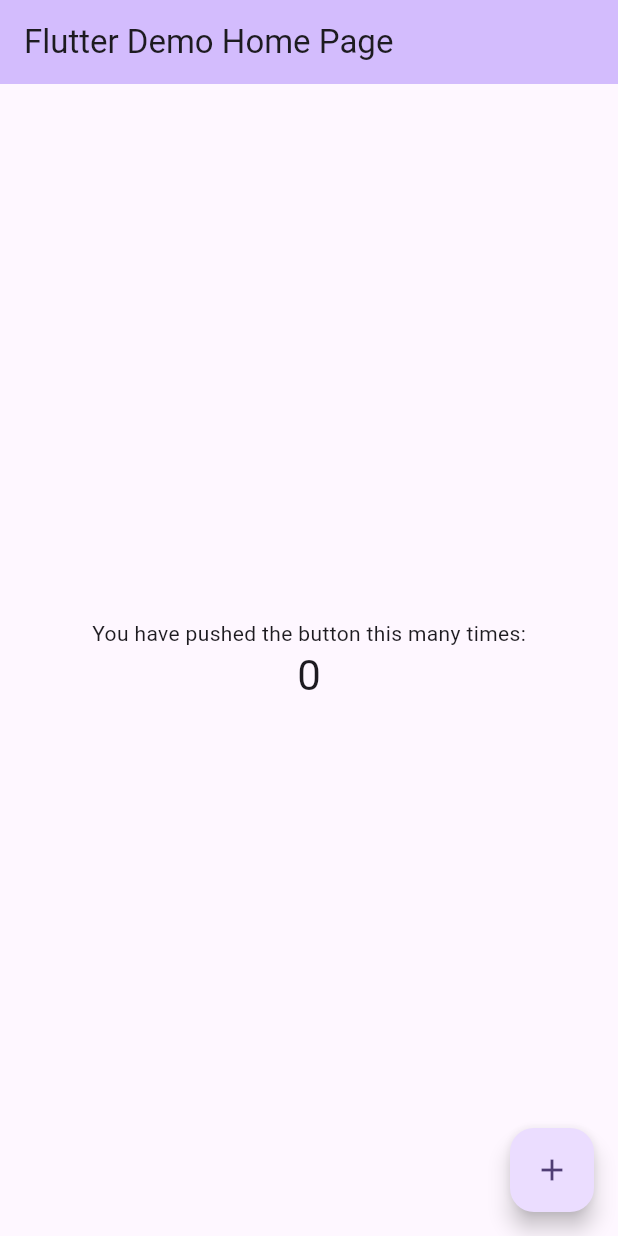
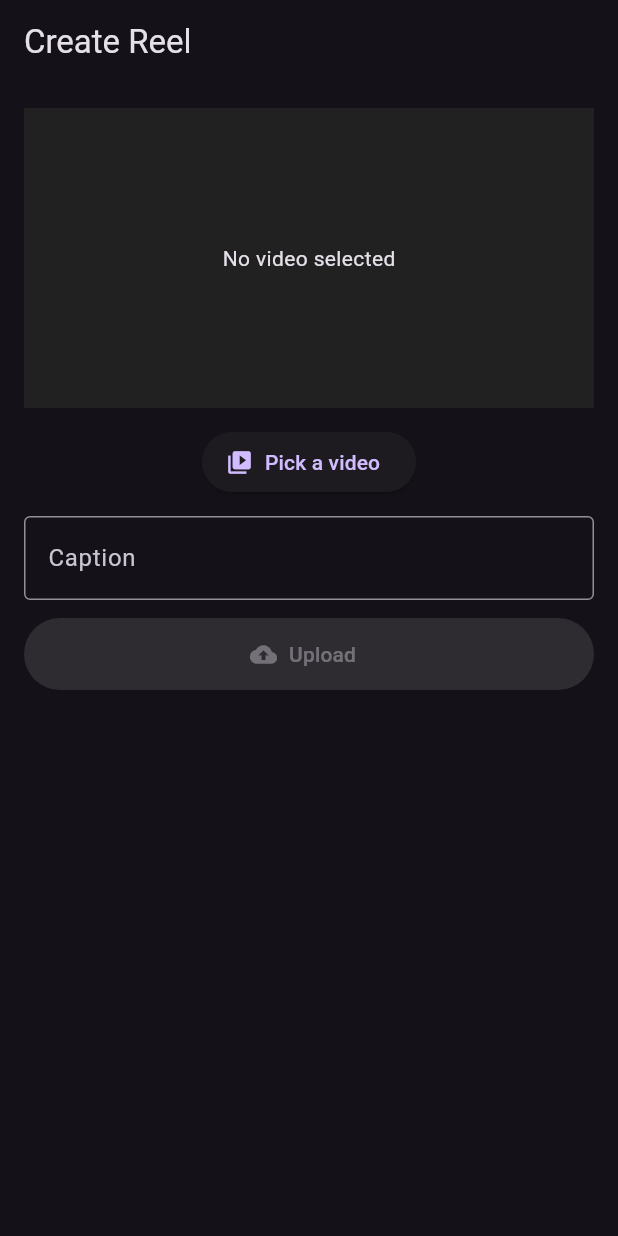
Before and after one commit to Mert9898/ai_reels, a Flutter app: the screen it shows after launch, on a phone screen of 412 x 824 dp. Run offline on Flutter 3.47's test engine with Material 3 defaults, Android fonts, the light colour scheme and no system bars; our stand-ins replace cloud_firestore, file_picker, firebase_core, firebase_storage, video_player; accounts and stored records are empty; generated files the repository leaves out were written again.

Commit message:
First Commit

```diff
--- /dev/null
+++ b/lib/create_reel_page.dart
@@ -0,0 +1,171 @@
+import 'dart:io' as io;
+import 'dart:typed_data';
+
+import 'package:cloud_firestore/cloud_firestore.dart';
+import 'package:file_picker/file_picker.dart';
+import 'package:firebase_storage/firebase_storage.dart';
+import 'package:flutter/foundation.dart';
+import 'package:flutter/material.dart';
+import 'package:uuid/uuid.dart';
+import 'package:video_player/video_player.dart';
+
+// Conditional import: real dart:html on web, stub everywhere else
+import 'src/html_stub.dart'
+if (dart.library.html) 'dart:html' as html;
+
+class CreateReelPage extends StatefulWidget {
+  const CreateReelPage({super.key});
+
+  @override
+  State<CreateReelPage> createState() => _CreateReelPageState();
+}
+
+class _CreateReelPageState extends State<CreateReelPage> {
+  final _captionController = TextEditingController();
+  final _uuid = const Uuid();
+
+  io.File?   _videoFile;           // mobile / desktop
+  Uint8List? _videoBytes;          // web
+  String?    _blobUrl;             // web
+  late VideoPlayerController _player;
+  bool _initialised = false;
+  bool _isUploading = false;
+
+  @override
+  void dispose() {
+    _captionController.dispose();
+    if (_initialised) {
+      if (kIsWeb && _blobUrl != null) html.Url.revokeObjectUrl(_blobUrl!);
+      _player.dispose();
+    }
+    super.dispose();
+  }
+
+  Future<void> _pickVideo() async {
+    final result = await FilePicker.platform.pickFiles(
+      type: FileType.video,
+      withData: kIsWeb,
+    );
+    if (result == null) return;
+
+    if (kIsWeb) {
+      _videoBytes = result.files.single.bytes!;
+      _blobUrl = html.Url.createObjectUrlFromBlob(
+        html.Blob([_videoBytes!], 'video/mp4'),
+      );
+      _player = VideoPlayerController.network(_blobUrl!)
+        ..initialize().then((_) {
+          setState(() => _initialised = true);
+          _player..setLooping(true)..play();
+        });
+    } else {
+      _videoFile = io.File(result.files.single.path!);
+      _player = VideoPlayerController.file(_videoFile!)
+        ..initialize().then((_) {
+          setState(() => _initialised = true);
+          _player..setLooping(true)..play();
+        });
+    }
+  }
+
+  Future<void> _upload() async {
+    if (_videoFile == null && _videoBytes == null) return;
+    setState(() => _isUploading = true);
+
+    final reelId = _uuid.v4();
+    final storageRef = FirebaseStorage.instance.ref('reels/$reelId.mp4');
+
+    try {
+      final task = kIsWeb
+          ? storageRef.putData(_videoBytes!)
+          : storageRef.putFile(_videoFile!);
+      await task.whenComplete(() {});
+      final url = await storageRef.getDownloadURL();
+
+      await FirebaseFirestore.instance.collection('reels').doc(reelId).set({
+        'id'       : reelId,
+        'caption'  : _captionController.text.trim(),
+        'videoUrl' : url,
+        'createdAt': FieldValue.serverTimestamp(),
+      });
+
+      if (!mounted) return;
+      ScaffoldMessenger.of(context)
+          .showSnackBar(const SnackBar(content: Text('Upload complete ✅')));
+
+      // reset UI
+      if (_initialised) {
+        if (kIsWeb && _blobUrl != null) html.Url.revokeObjectUrl(_blobUrl!);
+        _player.dispose();
+      }
+      _videoFile = null;
+      _videoBytes = null;
+      _blobUrl = null;
+      _initialised = false;
+      _captionController.clear();
+      setState(() {});
+    } catch (e) {
+      if (mounted) {
+        ScaffoldMessenger.of(context)
+            .showSnackBar(SnackBar(content: Text('Upload failed: $e')));
+      }
+    } finally {
+      if (mounted) setState(() => _isUploading = false);
+    }
+  }
+
+  @override
+  Widget build(BuildContext context) {
+    return Scaffold(
+      appBar: AppBar(title: const Text('Create Reel')),
+      body: Padding(
+        padding: const EdgeInsets.all(16),
+        child: Column(
+          children: [
+            if (_initialised)
+              AspectRatio(
+                aspectRatio: _player.value.aspectRatio,
+                child: VideoPlayer(_player),
+              )
+            else
+              Container(
+                height: 200,
+                color: Colors.grey.shade900,
+                alignment: Alignment.center,
+                child: const Text('No video selected'),
+              ),
+            const SizedBox(height: 12),
+            ElevatedButton.icon(
+              icon: const Icon(Icons.video_library),
+              label: const Text('Pick a video'),
+              onPressed: _isUploading ? null : _pickVideo,
+            ),
+            const SizedBox(height: 12),
+            TextField(
+              controller: _captionController,
+              decoration: const InputDecoration(
+                border: OutlineInputBorder(),
+                labelText: 'Caption',
+              ),
+              enabled: !_isUploading,
+            ),
+            const SizedBox(height: 12),
+            ElevatedButton.icon(
+              icon: _isUploading
+                  ? const SizedBox(
+                width: 16, height: 16,
+                child: CircularProgressIndicator(strokeWidth: 2),
+              )
+                  : const Icon(Icons.cloud_upload),
+              label: Text(_isUploading ? 'Uploading…' : 'Upload'),
+              onPressed: (_videoFile == null && _videoBytes == null) || _isUploading
+                  ? null
+                  : _upload,
+              style: ElevatedButton.styleFrom(minimumSize: const Size.fromHeight(48)),
+            ),
+          ],
+        ),
+      ),
+    );
+  }
+}
--- a/lib/main.dart
+++ b/lib/main.dart
@@ -1,122 +1,31 @@
 import 'package:flutter/material.dart';
+import 'package:firebase_core/firebase_core.dart';
+import 'firebase_options.dart';
+import 'create_reel_page.dart';
 
-void main() {
+Future<void> main() async {
+  WidgetsFlutterBinding.ensureInitialized();
+  try {
+    final app = await Firebase.initializeApp(
+      options: DefaultFirebaseOptions.currentPlatform,
+    );
+    debugPrint('✅  Connected to Firebase: ${app.name}');
+  } catch (e, st) {
+    debugPrint('❌  Firebase NOT connected: $e');
+    debugPrintStack(stackTrace: st);
+  }
   runApp(const MyApp());
 }
 
 class MyApp extends StatelessWidget {
   const MyApp({super.key});
 
-  // This widget is the root of your application.
   @override
   Widget build(BuildContext context) {
     return MaterialApp(
-      title: 'Flutter Demo',
-      theme: ThemeData(
-        // This is the theme of your application.
-        //
-        // TRY THIS: Try running your application with "flutter run". You'll see
-        // the application has a purple toolbar. Then, without quitting the app,
-        // try changing the seedColor in the colorScheme below to Colors.green
-        // and then invoke "hot reload" (save your changes or press the "hot
-        // reload" button in a Flutter-supported IDE, or press "r" if you used
-        // the command line to start the app).
-        //
-        // Notice that the counter didn't reset back to zero; the application
-        // state is not lost during the reload. To reset the state, use hot
-        // restart instead.
-        //
-        // This works for code too, not just values: Most code changes can be
-        // tested with just a hot reload.
-        colorScheme: ColorScheme.fromSeed(seedColor: Colors.deepPurple),
-      ),
-      home: const MyHomePage(title: 'Flutter Demo Home Page'),
+      title: 'AI Reels',
+      theme: ThemeData.dark(useMaterial3: true),
+      home: const CreateReelPage(),
     );
   }
 }
-
-class MyHomePage extends StatefulWidget {
-  const MyHomePage({super.key, required this.title});
-
-  // This widget is the home page of your application. It is stateful, meaning
-  // that it has a State object (defined below) that contains fields that affect
-  // how it looks.
-
-  // This class is the configuration for the state. It holds the values (in this
-  // case the title) provided by the parent (in this case the App widget) and
-  // used by the build method of the State. Fields in a Widget subclass are
-  // always marked "final".
-
-  final String title;
-
-  @override
-  State<MyHomePage> createState() => _MyHomePageState();
-}
-
-class _MyHomePageState extends State<MyHomePage> {
-  int _counter = 0;
-
-  void _incrementCounter() {
-    setState(() {
-      // This call to setState tells the Flutter framework that something has
-      // changed in this State, which causes it to rerun the build method below
-      // so that the display can reflect the updated values. If we changed
-      // _counter without calling setState(), then the build method would not be
-      // called again, and so nothing would appear to happen.
-      _counter++;
-    });
-  }
-
-  @override
-  Widget build(BuildContext context) {
-    // This method is rerun every time setState is called, for instance as done
-    // by the _incrementCounter method above.
-    //
-    // The Flutter framework has been optimized to make rerunning build methods
-    // fast, so that you can just rebuild anything that needs updating rather
-    // than having to individually change instances of widgets.
-    return Scaffold(
-      appBar: AppBar(
-        // TRY THIS: Try changing the color here to a specific color (to
-        // Colors.amber, perhaps?) and trigger a hot reload to see the AppBar
-        // change color while the other colors stay the same.
-        backgroundColor: Theme.of(context).colorScheme.inversePrimary,
-        // Here we take the value from the MyHomePage object that was created by
-        // the App.build method, and use it to set our appbar title.
-        title: Text(widget.title),
-      ),
-      body: Center(
-        // Center is a layout widget. It takes a single child and positions it
-        // in the middle of the parent.
-        child: Column(
-          // Column is also a layout widget. It takes a list of children and
-          // arranges them vertically. By default, it sizes itself to fit its
-          // children horizontally, and tries to be as tall as its parent.
-          //
-          // Column has various properties to control how it sizes itself and
-          // how it positions its children. Here we use mainAxisAlignment to
-          // center the children vertically; the main axis here is the vertical
-          // axis because Columns are vertical (the cross axis would be
-          // horizontal).
-          //
-          // TRY THIS: Invoke "debug painting" (choose the "Toggle Debug Paint"
-          // action in the IDE, or press "p" in the console), to see the
-          // wireframe for each widget.
-          mainAxisAlignment: MainAxisAlignment.center,
-          children: <Widget>[
-            const Text('You have pushed the button this many times:'),
-            Text(
-              '$_counter',
-              style: Theme.of(context).textTheme.headlineMedium,
-            ),
-          ],
-        ),
-      ),
-      floatingActionButton: FloatingActionButton(
-        onPressed: _incrementCounter,
-        tooltip: 'Increment',
-        child: const Icon(Icons.add),
-      ), // This trailing comma makes auto-formatting nicer for build methods.
-    );
-  }
-}
--- /dev/null
+++ b/lib/src/html_stub.dart
@@ -0,0 +1,14 @@
+// lib/src/html_stub.dart
+// Stub for dart:html on non-web platforms.
+
+/// Fake Blob so that HtmlBlob code compiles off-web:
+class Blob {
+  Blob(List<dynamic> chunks, String type);
+}
+
+/// Fake Url so that createObjectUrlFromBlob / revokeObjectUrl
+/// compile off-web:
+class Url {
+  static String createObjectUrlFromBlob(Blob blob) => '';
+  static void revokeObjectUrl(String url) {}
+}
```
Also changed, not shown: pubspec.yaml (+8 -0 lines), pubspec.lock, 5 other files.
